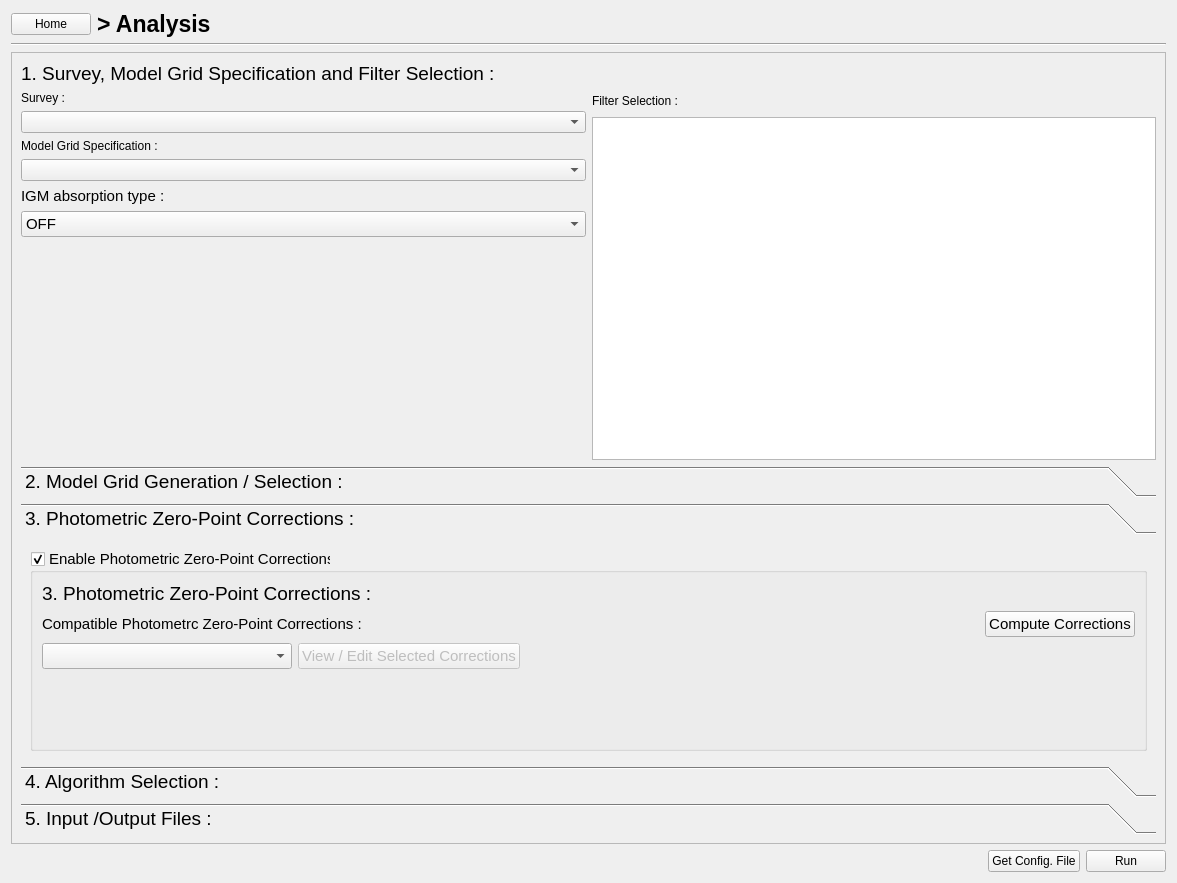
This is PhzQtUI/auxdir/PhzQtUI/FormAnalysis.ui in astrorama/Phosphoros as Qt 5 draws it before an edit. The edited form follows.
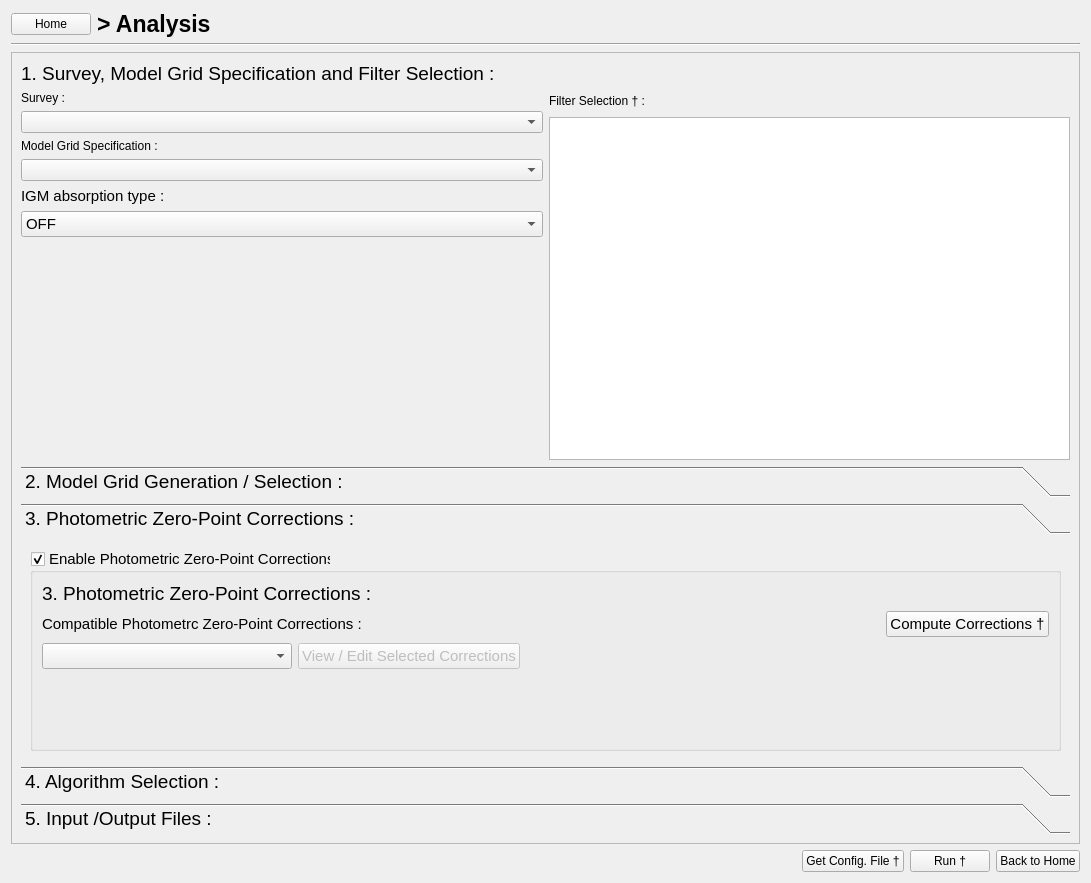
This is the edited form. The open tabs and pages were chosen to show the change.

Patch:
```diff
--- a/PhzQtUI/auxdir/PhzQtUI/FormAnalysis.ui
+++ b/PhzQtUI/auxdir/PhzQtUI/FormAnalysis.ui
@@ -6,7 +6,7 @@
    <rect>
     <x>0</x>
     <y>0</y>
-    <width>1177</width>
+    <width>1091</width>
     <height>883</height>
    </rect>
   </property>
@@ -69,7 +69,7 @@
        <rect>
         <x>0</x>
         <y>0</y>
-        <width>1157</width>
+        <width>1071</width>
         <height>774</height>
        </rect>
       </property>
@@ -180,7 +180,7 @@
              <item>
               <widget class="QLabel" name="label_21">
                <property name="text">
-                <string>Filter Selection :</string>
+                <string>Filter Selection † :</string>
                </property>
               </widget>
              </item>
@@ -347,7 +347,7 @@
            <rect>
             <x>0</x>
             <y>0</y>
-            <width>1139</width>
+            <width>1053</width>
             <height>206</height>
            </rect>
           </property>
@@ -412,7 +412,7 @@
                 <item>
                  <widget class="QPushButton" name="btn_computeCorrections">
                   <property name="text">
-                   <string>Compute Corrections</string>
+                   <string>Compute Corrections †</string>
                   </property>
                  </widget>
                 </item>
@@ -795,7 +795,7 @@
        <item>
         <widget class="QPushButton" name="btn_GetConfigAnalysis">
          <property name="text">
-          <string>Get Config. File</string>
+          <string>Get Config. File †</string>
          </property>
         </widget>
        </item>
@@ -806,12 +806,19 @@
        <item>
         <widget class="QPushButton" name="btn_RunAnalysis">
          <property name="text">
-          <string>Run</string>
+          <string>Run †</string>
          </property>
         </widget>
        </item>
       </layout>
      </item>
+     <item>
+      <widget class="QPushButton" name="btn_backHome">
+       <property name="text">
+        <string>Back to Home</string>
+       </property>
+      </widget>
+     </item>
     </layout>
    </item>
   </layout>
```
Left out of the diff: 11 changed lines with no effect on the pictures.
